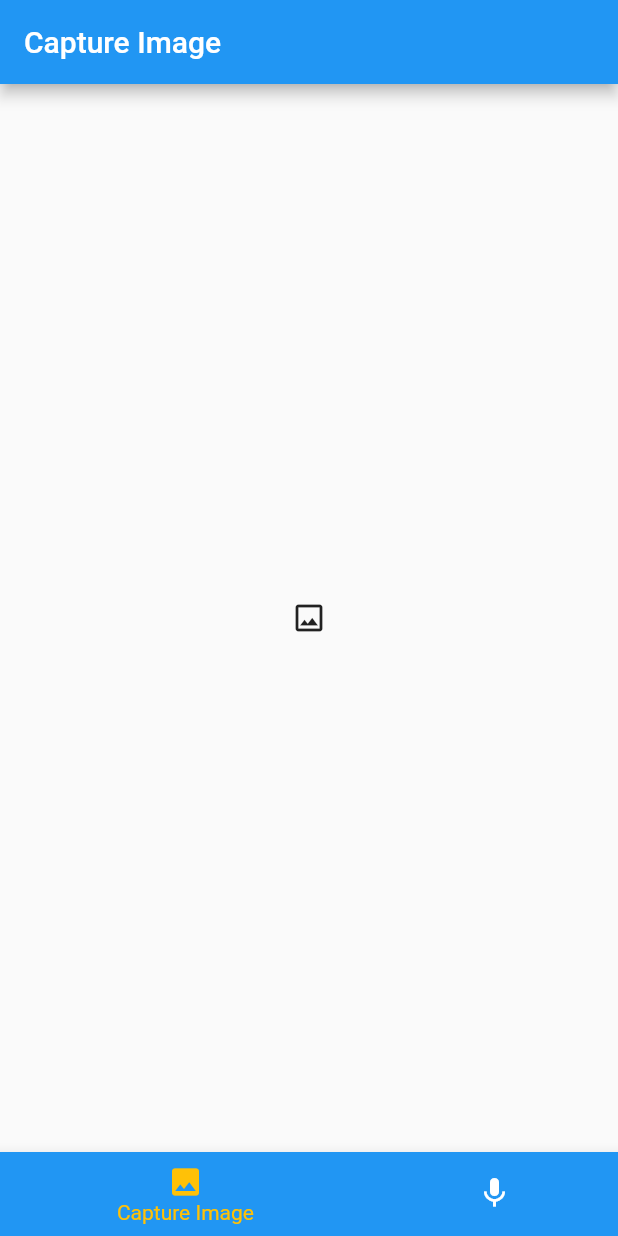
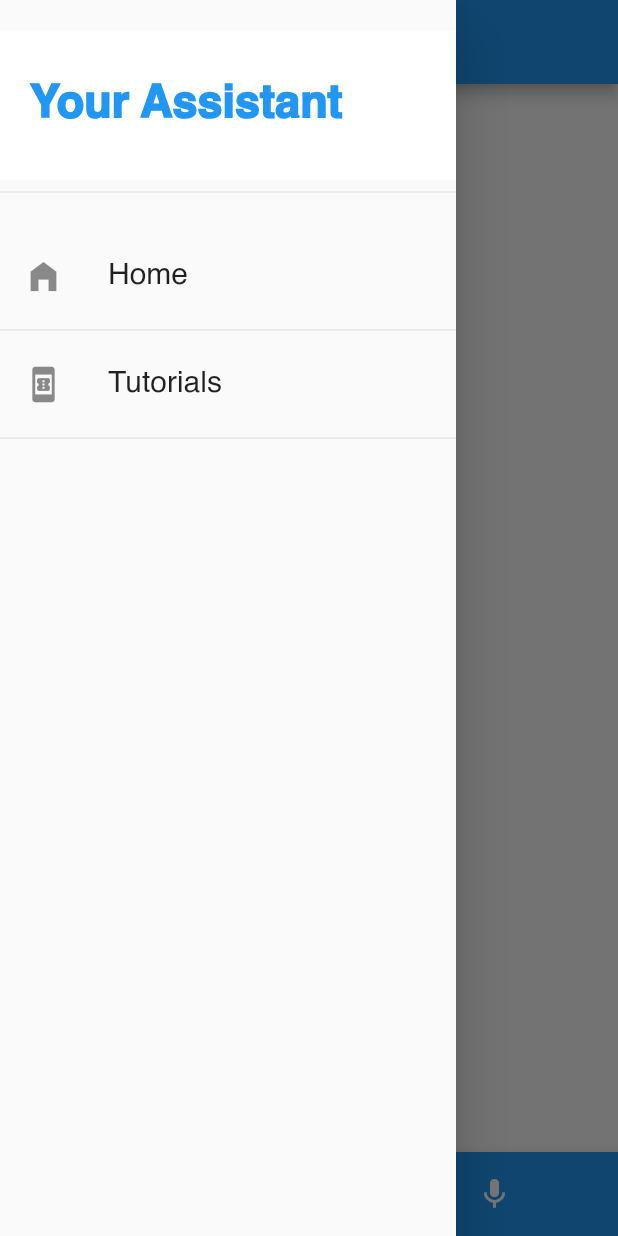
Before and after one commit to heth0218/Project-Alpha, a Flutter app: the screen it shows after launch, with the side drawer open (before the commit the screen has no drawer), on a phone screen of 412 x 824 dp. Run offline on Flutter 3.47's test engine with Material 2 defaults, Android fonts, the light colour scheme and no system bars; our stand-ins replace firebase_core, firebase_storage, flutter_tts, image_picker, speech_to_text; accounts and stored records are empty.

Commit message:
New tutorial screen functionality added

```diff
--- a/Grp-Project/lib/main.dart
+++ b/Grp-Project/lib/main.dart
@@ -6,6 +6,7 @@ import './screens/homepage.dart';
 import './screens/imagetotext.dart';
 import './screens/voicetotext.dart';
 import './providers/imageurl.dart';
+import './screens/tutorials-screen.dart';
 
 void main() async {
   WidgetsFlutterBinding.ensureInitialized();
@@ -28,11 +29,13 @@ class MyApp extends StatelessWidget {
         theme: ThemeData(
           primarySwatch: Colors.blue,
           accentColor: Colors.amber,
+          fontFamily: 'Helvetica',
         ),
         home: HomePage(),
         routes: {
           ImageToText.routeName: (ctx) => ImageToText(),
-          VoiceToText.routeName: (ctx) => VoiceToText()
+          VoiceToText.routeName: (ctx) => VoiceToText(),
+          TutorialsScreen.routeName: (ctx) => TutorialsScreen(),
         },
       ),
     );
--- a/Grp-Project/lib/providers/imageurl.dart
+++ b/Grp-Project/lib/providers/imageurl.dart
@@ -19,7 +19,7 @@ class ImageUrl with ChangeNotifier {
   Future<Map<String, dynamic>> imageToText(String imageUrl) async {
     var url = 'https://ocr-entity-recognition.herokuapp.com/extract_data';
     try {
-      // print(imageUrl);
+      print(imageUrl);
       final response = await http.post(
         Uri.parse(url),
         body: {
--- a/Grp-Project/lib/screens/homepage.dart
+++ b/Grp-Project/lib/screens/homepage.dart
@@ -2,6 +2,7 @@ import 'package:flutter/material.dart';
 
 import './voice_capture.dart';
 import './image_capture.dart';
+import '../widgets/side-drawer.dart';
 
 class HomePage extends StatefulWidget {
   const HomePage({Key? key}) : super(key: key);
@@ -15,11 +16,13 @@ class _HomePageState extends State<HomePage> {
 
   int _selectedPageIndex = 0;
 
+  final tutorialsCall = false;
+
   @override
   void initState() {
     _pages = [
       {
-        'page': ImageCapture(),
+        'page': ImageCapture(tutorialsCall),
         'title': 'Capture Image',
       },
       {
@@ -42,6 +45,7 @@ class _HomePageState extends State<HomePage> {
       appBar: AppBar(
         title: Text(_pages![_selectedPageIndex]['title'].toString()),
       ),
+      drawer: SideDrawer(),
       body: _pages![_selectedPageIndex]['page'],
       bottomNavigationBar: BottomNavigationBar(
         onTap: _selectPage,
--- a/Grp-Project/lib/screens/image_capture.dart
+++ b/Grp-Project/lib/screens/image_capture.dart
@@ -4,10 +4,15 @@ import 'package:flutter/material.dart';
 import 'package:image_picker/image_picker.dart';
 import 'package:firebase_storage/firebase_storage.dart';
 
+import 'package:provider/provider.dart';
+import '../providers/imageurl.dart';
+
 import './imagetotext.dart';
 
 class ImageCapture extends StatefulWidget {
-  const ImageCapture({Key? key}) : super(key: key);
+  final tutorialCall;
+
+  ImageCapture(this.tutorialCall);
 
   @override
   _ImageCaptureState createState() => _ImageCaptureState();
@@ -18,8 +23,11 @@ class _ImageCaptureState extends State<ImageCapture> {
   File? _storedImageFile;
   final ImagePicker _picker = ImagePicker();
   var _isLoading = false;
+  String? word;
+  String? judgingVariable;
 
   Future<void> captureImage() async {
+    judgingVariable = null;
     _imageFile = await _picker.getImage(source: ImageSource.gallery);
     if (_imageFile == null) {
       return;
@@ -30,7 +38,30 @@ class _ImageCaptureState extends State<ImageCapture> {
     });
   }
 
+  void invokeApi(imageUrl) async {
+    _isLoading = true;
+    print('Hello');
+    final result = await Provider.of<ImageUrl>(context, listen: false)
+        .imageToText(imageUrl);
+    print(result['Summary']);
+    // setState(() {
+    //   word = result['Summary'];
+    // });
+    // print(word);
+    if (result['Summary'].compareTo(' Dog') == 0) {
+      setState(() {
+        judgingVariable = 'true';
+      });
+    } else {
+      setState(() {
+        judgingVariable = 'false';
+      });
+    }
+    _isLoading = false;
+  }
+
   void uploadImageButton() async {
+    judgingVariable = null;
     String fileName = p.basename(_imageFile!.path);
     var file = File(_imageFile!.path);
     var imageUrl;
@@ -51,7 +82,9 @@ class _ImageCaptureState extends State<ImageCapture> {
         _imageFile = null;
         _isLoading = false;
       });
-      Navigator.of(context)
+      widget.tutorialCall
+          ? invokeApi(imageUrl)
+          : Navigator.of(context)
               .pushNamed(ImageToText.routeName, arguments: imageUrl);
     } else {
       print('No Image Path Received');
@@ -60,7 +93,9 @@ class _ImageCaptureState extends State<ImageCapture> {
 
   @override
   Widget build(BuildContext context) {
-    return Container(
+    return Column(
+      children: [
+        Container(
           child: _isLoading
               ? Center(
                   child: CircularProgressIndicator(),
@@ -83,7 +118,7 @@ class _ImageCaptureState extends State<ImageCapture> {
                             ),
                             ElevatedButton(
                               onPressed: uploadImageButton,
-                          child: Text('Upload To Firebase'),
+                              child: Text('Upload Image'),
                             )
                           ],
                         )
@@ -92,6 +127,23 @@ class _ImageCaptureState extends State<ImageCapture> {
                           onPressed: captureImage,
                         ),
                 ),
+        ),
+        widget.tutorialCall &&
+                (judgingVariable == 'true' || judgingVariable == 'false')
+            ? Container(
+                child: Column(
+                  children: [
+                    Image.network(
+                      judgingVariable == 'true'
+                          ? 'https://png.pngtree.com/png-vector/20210212/ourmid/pngtree-green-correct-icon-png-image_2912233.jpg'
+                          : 'https://encrypted-tbn0.gstatic.com/images?q=tbn:ANd9GcRD3dae81V0LeLMif297hj4tnpiOSC4S8zafQ&usqp=CAU',
+                      fit: BoxFit.cover,
+                    )
+                  ],
+                ),
+              )
+            : Container()
+      ],
     );
   }
 }
--- /dev/null
+++ b/Grp-Project/lib/widgets/side-drawer.dart
@@ -0,0 +1,65 @@
+import 'package:flutter/material.dart';
+
+class SideDrawer extends StatelessWidget {
+  @override
+  Widget build(BuildContext context) {
+    return Drawer(
+      child: Column(
+        children: <Widget>[
+          Container(
+            margin: EdgeInsets.only(top: 20),
+            height: 100,
+            width: double.infinity,
+            padding: EdgeInsets.all(20),
+            alignment: Alignment.centerLeft,
+            color: Colors.white,
+            child: Text(
+              'Your Assistant',
+              style: TextStyle(
+                fontWeight: FontWeight.w900,
+                fontSize: 30,
+                color: Theme.of(context).primaryColor,
+              ),
+            ),
+          ),
+          Divider(),
+          SizedBox(
+            height: 20,
+          ),
+          ListTile(
+            leading: Icon(
+              Icons.home_filled,
+              size: 26,
+            ),
+            title: Text(
+              'Home',
+              style: TextStyle(
+                fontSize: 20,
+              ),
+            ),
+            onTap: () {
+              Navigator.of(context).pushReplacementNamed('/');
+            },
+          ),
+          Divider(),
+          ListTile(
+            leading: Icon(
+              Icons.book_online,
+              size: 26,
+            ),
+            title: Text(
+              'Tutorials',
+              style: TextStyle(
+                fontSize: 20,
+              ),
+            ),
+            onTap: () {
+              Navigator.of(context).pushReplacementNamed('/tutorial-screen');
+            },
+          ),
+          Divider(),
+        ],
+      ),
+    );
+  }
+}
```
Also changed, not shown: Grp-Project/lib/screens/tutorials-screen.dart (added, +154 -0 lines), Grp-Project/pubspec.yaml (+6 -6 lines), Grp-Project/assets/fonts/Helvetica-Bold.ttf (added), Grp-Project/assets/fonts/Helvetica.ttf (added), 1 other file. Lines whose indentation alone changed are shown as unchanged.
